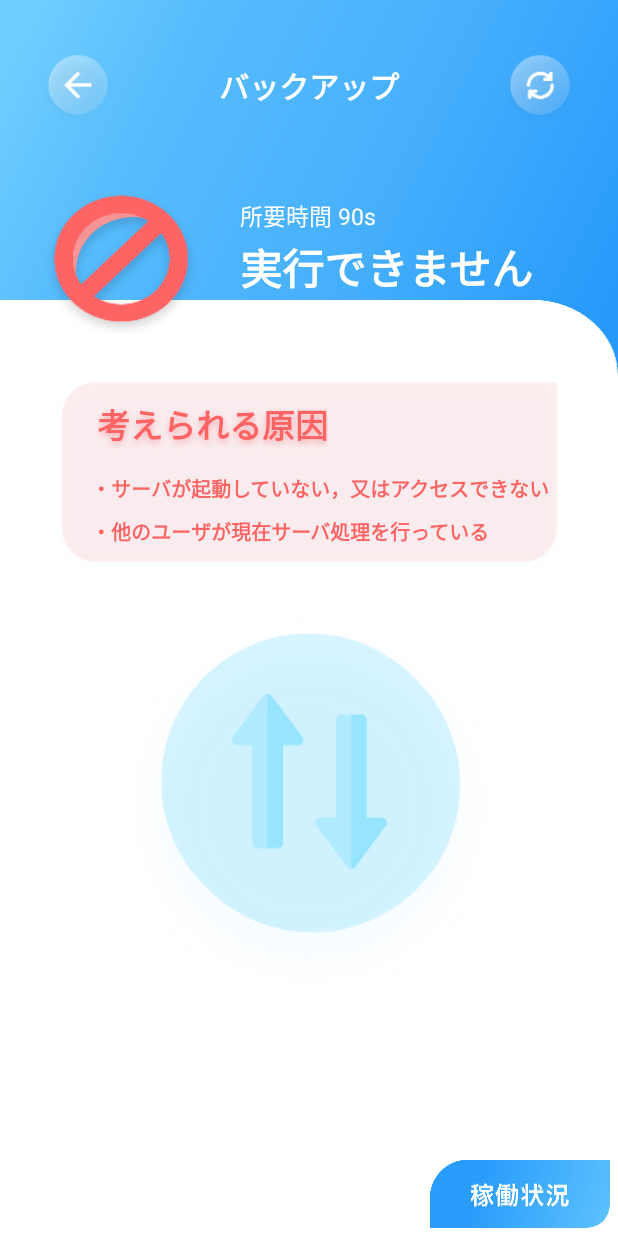
After one commit to smpny7/jokura_App, an Android app: the BackupActivity screen opened directly, with no data from a screen before it, on a phone screen of 412 x 824 dp. The commit adds this screen. Run offline under Robolectric (Android 15) with nearby library versions, the light colour scheme and no system bars.

Commit message:
完成版 2.0

```diff
--- a/app/build.gradle
+++ b/app/build.gradle
@@ -10,8 +10,8 @@ android {
         applicationId "net.jokura"
         minSdkVersion 19
         targetSdkVersion 29
-        versionCode 2
-        versionName "1.1"
+        versionCode 3
+        versionName "2.0"
 
         testInstrumentationRunner "androidx.test.runner.AndroidJUnitRunner"
     }
--- /dev/null
+++ b/app/src/main/java/net/jokura/BackupActivity.kt
@@ -0,0 +1,218 @@
+package net.jokura
+
+import android.content.Intent
+import android.graphics.Color
+import android.os.AsyncTask
+import android.os.Bundle
+import android.os.Handler
+import android.view.KeyEvent
+import android.view.View
+import android.widget.Toast
+import androidx.appcompat.app.AppCompatActivity
+import kotlinx.android.synthetic.main.activity_main.*
+import kotlinx.android.synthetic.main.activity_restart.*
+import kotlinx.android.synthetic.main.activity_restart.btm
+import kotlinx.android.synthetic.main.activity_restart.btn_restart
+import kotlinx.android.synthetic.main.activity_restart.hd_reload
+import kotlinx.android.synthetic.main.activity_top.*
+import org.json.JSONException
+import org.json.JSONObject
+import java.io.BufferedReader
+import java.io.IOException
+import java.io.InputStreamReader
+import java.net.HttpURLConnection
+import java.net.MalformedURLException
+import java.net.URL
+
+class BackupActivity : AppCompatActivity() {
+
+    override fun onBackPressed() {
+        finish()
+        overridePendingTransition(R.animator.slide_in_left, R.animator.slide_out_right)
+    }
+
+    override fun onCreate(savedInstanceState: Bundle?) {
+        super.onCreate(savedInstanceState)
+        setContentView(R.layout.activity_backup)
+
+        overridePendingTransition(R.animator.slide_in_right, R.animator.slide_out_left)
+
+        HitAPITask().execute("https://jokura.net/api/backup")
+
+        hd_back.setOnClickListener {
+            finish()
+            overridePendingTransition(R.animator.slide_in_left, R.animator.slide_out_right)
+        }
+
+        hd_reload.setOnClickListener {
+            //ボタンがクリックされたらAPIを叩く。
+            HitAPITask().execute("https://jokura.net/api/backup")
+        }
+
+        btn_restart.setOnClickListener {
+            fun View.notPressTwice() {
+                this.isEnabled = false
+                this.postDelayed({
+                    this.isEnabled = true
+                }, 2000L)
+            }
+
+            btn_restart.notPressTwice()
+            hd_back.notPressTwice()
+            hd_reload.notPressTwice()
+            btm.notPressTwice()
+
+            btn_restart.setImageResource(R.drawable.btn_backup_impossible)
+            HitAPITask().execute("https://jokura.net/api/backup?check=1")
+            Handler().postDelayed(Runnable {
+                if (hd_possible_text.text == "実行可能です") {
+                    HitAPITask().execute("https://jokura.net/api/backup/do.php?from=jokura.net")
+                    Toast.makeText(applicationContext, "サーバに処理を送信しました！", Toast.LENGTH_LONG).show()
+                    finish()
+                    overridePendingTransition(R.animator.slide_in_left, R.animator.slide_out_right)
+                } else {
+                    Toast.makeText(applicationContext, "Error: 処理を送信できませんでした", Toast.LENGTH_LONG).show()
+                    finish()
+                    overridePendingTransition(R.animator.slide_in_left, R.animator.slide_out_right)
+                }
+            }, 2000L)
+        }
+
+        btm.setOnClickListener {
+            val intent = Intent(this, MainActivity::class.java)
+            startActivity(intent)
+        }
+
+//        val handler = Handler()
+//        var r: Runnable? = null
+//
+//        r = Runnable {
+//            HitAPITask().execute("https://jokura.net/api")
+//            handler.postDelayed(r, 10000)
+//        }
+//        handler.post(r)
+    }
+
+    inner class HitAPITask: AsyncTask<String, String, String>(){
+
+        override fun doInBackground(vararg params: String?): String? {
+            //ここでAPIを叩きます。バックグラウンドで処理する内容です。
+            var connection: HttpURLConnection? = null
+            var reader: BufferedReader? = null
+            val buffer: StringBuffer
+
+            try {
+                //param[0]にはAPIのURI(String)を入れます(後ほど)。
+                //AsynkTask<...>の一つめがStringな理由はURIをStringで指定するからです。
+                val url = URL(params[0])
+                connection = url.openConnection() as HttpURLConnection
+                connection.connect()  //ここで指定したAPIを叩いてみてます。
+
+                //ここから叩いたAPIから帰ってきたデータを使えるよう処理していきます。
+
+                //とりあえず取得した文字をbufferに。
+                val stream = connection.inputStream
+                reader = BufferedReader(InputStreamReader(stream))
+                buffer = StringBuffer()
+                var line: String?
+                while (true) {
+                    line = reader.readLine()
+                    if (line == null) {
+                        break
+                    }
+                    buffer.append(line)
+                    //Log.d("CHECK", buffer.toString())
+                }
+
+                //ここからは、今回はJSONなので、いわゆるJsonをParseする作業（Jsonの中の一つ一つのデータを取るような感じ）をしていきます。
+
+                //先ほどbufferに入れた、取得した文字列
+                val jsonText = buffer.toString()
+
+                //JSONObjectを使って、まず全体のJSONObjectを取ります。
+                val parentJsonObj = JSONObject(jsonText)
+                //今回のJSONは配列になっているので（データは一つですが）、全体のJSONObjectから、getJSONArrayで配列"movies"を取ります。
+                val parentJsonArray = parentJsonObj.getJSONArray("backup")
+
+                //JSONArrayの中身を取ります。映画"Your Name"のデータは、配列"movies"の０番目のデータなので、
+                val detailJsonObj = parentJsonArray.getJSONObject(0)  //これもJSONObjectとして取得
+
+                //moviesの0番目のデータのtitle項目をStringで取ります。これで中身を取れました。
+//                val movieName: String = detailJsonObj.getString("state")  // => Your Name.
+                //公開年を取りたい時も同じようにすれば良いです。
+//                val year: Int = detailJsonObj.getInt("year")  // => 2016
+
+                val able: Int = detailJsonObj.getInt("able")
+                val check: Int = detailJsonObj.getInt("check")
+//                val address: String = "a"
+//                val memberOnline: Int = detailJsonObj.getInt("member_online")
+//                val memberTotal: Int = detailJsonObj.getInt("member_total")
+//                val version: String = detailJsonObj.getString("version")
+//                val rcon: Int = detailJsonObj.getInt("rcon")
+
+                //Stringでreturnしてあげましょう。
+                return "$able, $check"  // => Your Name. - 2016
+
+                //ここから下は、接続エラーとかJSONのエラーとかで失敗した時にエラーを処理する為のものです。
+            } catch (e: MalformedURLException) {
+                e.printStackTrace()
+            } catch (e: IOException) {
+                e.printStackTrace()
+            } catch (e: JSONException) {
+                e.printStackTrace()
+            }
+            //finallyで接続を切断してあげましょう。
+            finally {
+                connection?.disconnect()
+                try {
+                    reader?.close()
+                } catch (e: IOException) {
+                    e.printStackTrace()
+                }
+            }
+            //失敗した時はnullやエラーコードなどを返しましょう。
+            return null
+        }
+
+        //返ってきたデータをビューに反映させる処理はonPostExecuteに書きます。これはメインスレッドです。
+        override fun onPostExecute(result: String?) {
+            super.onPostExecute(result)
+            if(result == null) return
+
+            val restart = result.split(",").map { it.trim() }
+
+            when (restart[0].toIntOrNull()) {
+                1 -> {
+                    hd_possible_text.text = "実行可能です"
+                    note_ttl.text = "注意事項"
+                    note_text1.text = "・ボタン押下後，10秒後に再起動が行われます"
+                    note_text2.text = "・サーバに残っているメンバーは切断されます"
+                    note_ttl.setTextColor(Color.parseColor("#2699FB"));
+                    note_ttl.setShadowLayer(6.toFloat(), 0.toFloat(), 3.toFloat(), Color.parseColor("#8CC7F6"));
+                    note_text1.setTextColor(Color.parseColor("#4AB2FF"));
+                    note_text2.setTextColor(Color.parseColor("#4AB2FF"));
+                    hd_possible.setImageResource(R.drawable.hd_possible)
+                    note_background.setImageResource(R.drawable.note_background_possible)
+                    if (restart[1] == "1") {
+                        btn_restart.setImageResource(R.drawable.btn_backup_impossible)
+                    } else {
+                        btn_restart.setImageResource(R.drawable.btn_backup_possible)
+                    }
+                }
+                else -> {
+                    hd_possible_text.text = "実行できません"
+                    note_ttl.text = "考えられる原因"
+                    note_text1.text = "・サーバが起動していない，又はアクセスできない"
+                    note_text2.text = "・他のユーザが現在サーバ処理を行っている"
+                    note_ttl.setTextColor(Color.parseColor("#FF6465"));
+                    note_ttl.setShadowLayer(6.toFloat(), 0.toFloat(), 3.toFloat(), Color.parseColor("#F2ACAE"));
+                    note_text1.setTextColor(Color.parseColor("#FF6465"));
+                    note_text2.setTextColor(Color.parseColor("#FF6465"));
+                    hd_possible.setImageResource(R.drawable.hd_impossible)
+                    note_background.setImageResource(R.drawable.note_background_impossible)
+                    btn_restart.setImageResource(R.drawable.btn_backup_impossible)
+                }
+            }
+        }
+    }
+}
--- /dev/null
+++ b/app/src/main/res/layout/activity_backup.xml
@@ -0,0 +1,232 @@
+<?xml version="1.0" encoding="utf-8"?>
+<androidx.constraintlayout.widget.ConstraintLayout xmlns:android="http://schemas.android.com/apk/res/android"
+    xmlns:app="http://schemas.android.com/apk/res-auto"
+    xmlns:tools="http://schemas.android.com/tools"
+    android:layout_width="match_parent"
+    android:layout_height="match_parent"
+    android:background="#ffffff"
+    tools:context=".RestartActivity">
+
+    <ImageView
+        android:id="@+id/hd_background"
+        android:layout_width="match_parent"
+        android:layout_height="320dp"
+        android:layout_alignParentTop="true"
+        android:scaleType="fitXY"
+        android:src="@drawable/hd_background"
+        app:layout_constraintHorizontal_bias="0.0"
+        app:layout_constraintEnd_toEndOf="parent"
+        app:layout_constraintStart_toStartOf="parent"
+        app:layout_constraintTop_toTopOf="parent"
+        android:contentDescription="@string/altRestartHdBackground" />
+
+    <ImageView
+        android:id="@+id/hd_back"
+        android:layout_width="60dp"
+        android:layout_height="60dp"
+        android:layout_alignParentTop="true"
+        android:layout_marginStart="22dp"
+        android:layout_marginTop="30dp"
+        android:scaleType="centerCrop"
+        android:src="@drawable/hd_back"
+        app:layout_constraintHorizontal_bias="0.0"
+        app:layout_constraintStart_toStartOf="parent"
+        app:layout_constraintTop_toTopOf="parent"
+        android:contentDescription="@string/altRestartHdBack" />
+
+    <TextView
+        android:id="@+id/hd_title"
+        android:layout_width="match_parent"
+        android:layout_height="wrap_content"
+        android:layout_marginTop="42dp"
+        android:text="@string/defBackupHdTitle"
+        android:textAlignment="center"
+        android:textColor="@color/header"
+        android:textSize="20sp"
+        android:textStyle="bold"
+        app:layout_constraintEnd_toEndOf="parent"
+        app:layout_constraintStart_toStartOf="parent"
+        app:layout_constraintTop_toTopOf="parent" />
+
+    <ImageView
+        android:id="@+id/hd_reload"
+        android:layout_width="60dp"
+        android:layout_height="60dp"
+        android:layout_alignParentTop="true"
+        android:layout_marginEnd="22dp"
+        android:layout_marginTop="30dp"
+        android:scaleType="centerCrop"
+        android:src="@drawable/hd_reload"
+        app:layout_constraintHorizontal_bias="0.0"
+        app:layout_constraintEnd_toEndOf="parent"
+        app:layout_constraintTop_toTopOf="parent"
+        android:contentDescription="@string/altRestartHdReload" />
+
+    <ImageView
+        android:id="@+id/body_background"
+        android:layout_width="match_parent"
+        android:layout_height="wrap_content"
+        android:layout_marginTop="200dp"
+        android:layout_alignParentTop="true"
+        android:contentDescription="@string/altRestartBodyBackground"
+        android:scaleType="fitXY"
+        android:src="@drawable/body_background"
+        app:layout_constraintTop_toTopOf="parent"
+        app:layout_constraintEnd_toEndOf="parent"
+        app:layout_constraintHorizontal_bias="0.0"
+        app:layout_constraintStart_toStartOf="parent" />
+
+    <LinearLayout
+        android:id="@+id/horizontal1"
+        android:orientation="horizontal"
+        android:layout_width="wrap_content"
+        android:layout_height="wrap_content"
+        android:layout_marginBottom="455dp"
+        android:layout_marginEnd="40dp"
+        android:layout_alignParentTop="true"
+        app:layout_constraintEnd_toEndOf="parent"
+        app:layout_constraintStart_toStartOf="parent"
+        app:layout_constraintBottom_toBottomOf="@+id/body_background" >
+
+        <ImageView
+            android:id="@+id/hd_possible"
+            android:layout_width="127dp"
+            android:layout_height="120dp"
+            android:contentDescription="@string/altRestartHdPossible"
+            android:scaleType="fitXY"
+            android:src="@drawable/hd_impossible"
+            app:layout_constraintEnd_toEndOf="parent"
+            app:layout_constraintHorizontal_bias="0.0"
+            app:layout_constraintStart_toStartOf="parent" />
+
+        <RelativeLayout
+            android:id="@+id/relative1"
+            android:layout_width="wrap_content"
+            android:layout_height="wrap_content"
+            android:layout_marginStart="15dp"
+            android:layout_marginTop="19sp"
+            app:layout_constraintEnd_toEndOf="parent"
+            app:layout_constraintStart_toStartOf="parent"
+            app:layout_constraintTop_toBottomOf="@+id/header" >
+
+            <TextView
+                android:id="@+id/hd_time_text"
+                android:layout_width="wrap_content"
+                android:layout_height="wrap_content"
+                android:text="@string/defBackupHdTimeText"
+                android:textAlignment="center"
+                android:textColor="#ffffff"
+                android:textSize="15sp"
+                app:layout_constraintBottom_toBottomOf="parent"
+                app:layout_constraintStart_toStartOf="parent"
+                app:layout_constraintTop_toTopOf="parent" />
+
+            <TextView
+                android:id="@+id/hd_possible_text"
+                android:layout_width="wrap_content"
+                android:layout_height="wrap_content"
+                android:layout_below="@+id/hd_time_text"
+                android:layout_centerHorizontal="true"
+                android:layout_marginTop="2dp"
+                android:text="@string/defBackupHdPossibleText"
+                android:textAlignment="center"
+                android:textColor="#ffffff"
+                android:textSize="28sp"
+                android:textStyle="bold"
+                app:layout_constraintStart_toStartOf="parent"
+                app:layout_constraintTop_toBottomOf="@id/hd_time_text" />
+
+        </RelativeLayout>
+
+    </LinearLayout>
+
+    <RelativeLayout
+        android:id="@+id/relative2"
+        android:layout_width="wrap_content"
+        android:layout_height="wrap_content"
+        android:layout_marginTop="48dp"
+        app:layout_constraintEnd_toEndOf="parent"
+        app:layout_constraintStart_toStartOf="parent"
+        app:layout_constraintTop_toTopOf="@+id/body_background" >
+
+        <ImageView
+            android:id="@+id/note_background"
+            android:layout_width="350dp"
+            android:layout_height="140dp"
+            android:scaleType="fitXY"
+            android:src="@drawable/note_background_impossible"
+            android:contentDescription="@string/altRestartNoteBackground"/>
+
+        <TextView
+            android:id="@+id/note_ttl"
+            android:layout_width="wrap_content"
+            android:layout_height="wrap_content"
+            android:layout_marginTop="18dp"
+            android:layout_marginStart="33dp"
+            android:text="@string/defBackupNoteTtl"
+            android:textAlignment="center"
+            android:textColor="#FF6465"
+            android:textSize="22sp"
+            android:textStyle="bold"
+            android:shadowColor="#F2ACAE"
+            android:shadowDx="0"
+            android:shadowDy="3"
+            android:shadowRadius="6"
+            app:layout_constraintStart_toStartOf="@+id/note_background"
+            app:layout_constraintTop_toTopOf="@+id/note_background" />
+
+        <TextView
+            android:id="@+id/note_text1"
+            android:layout_width="wrap_content"
+            android:layout_height="wrap_content"
+            android:layout_below="@+id/note_ttl"
+            android:layout_marginTop="7.8dp"
+            android:layout_marginStart="29dp"
+            android:paddingTop="8dp"
+            android:text="@string/defBackupNoteText1"
+            android:textAlignment="textStart"
+            android:textColor="#FF6465"
+            android:textSize="13sp"
+            android:textStyle="bold"
+            app:layout_constraintTop_toTopOf="@+id/note_background" />
+
+        <TextView
+            android:id="@+id/note_text2"
+            android:layout_width="wrap_content"
+            android:layout_height="wrap_content"
+            android:layout_below="@+id/note_text1"
+            android:layout_marginTop="7.8dp"
+            android:layout_marginStart="29dp"
+            android:text="@string/defBackupNoteText2"
+            android:textAlignment="textStart"
+            android:textColor="#FF6465"
+            android:textSize="13sp"
+            android:textStyle="bold"
+            app:layout_constraintTop_toTopOf="@+id/note_background" />
+
+    </RelativeLayout>
+
+    <ImageView
+        android:id="@+id/btn_restart"
+        android:layout_width="300dp"
+        android:layout_height="300dp"
+        android:contentDescription="@string/altRestartBtnRestart"
+        android:scaleType="fitXY"
+        android:src="@drawable/btn_backup_impossible"
+        app:layout_constraintEnd_toEndOf="parent"
+        app:layout_constraintStart_toStartOf="parent"
+        app:layout_constraintTop_toBottomOf="@+id/relative2" />
+
+    <ImageView
+        android:id="@+id/btm"
+        android:layout_width="120dp"
+        android:layout_height="45dp"
+        android:layout_marginBottom="5dp"
+        android:layout_marginEnd="5dp"
+        android:scaleType="fitXY"
+        android:src="@drawable/btm"
+        android:contentDescription="@string/altRestartBtm"
+        app:layout_constraintEnd_toEndOf="parent"
+        app:layout_constraintBottom_toBottomOf="parent" />
+
+</androidx.constraintlayout.widget.ConstraintLayout>
--- a/app/src/main/res/values/strings.xml
+++ b/app/src/main/res/values/strings.xml
@@ -28,11 +28,17 @@
     <string name="altRestartBtm">BOTTOM</string>
 
     <string name="defRestartHdTitle">サーバ再起動</string>
-    <string name="defRestartHdTimeText">所要時間 40s</string>
+    <string name="defRestartHdTimeText">所要時間 80s</string>
     <string name="defRestartHdPossibleText">実行できません</string>
     <string name="defRestartNoteTtl">考えられる原因</string>
     <string name="defRestartNoteText1">・サーバが起動していない，又はアクセスできない</string>
     <string name="defRestartNoteText2">・他のユーザが現在サーバ処理を行っている</string>
 
+    <string name="defBackupHdTitle">バックアップ</string>
+    <string name="defBackupHdTimeText">所要時間 90s</string>
+    <string name="defBackupHdPossibleText">実行できません</string>
+    <string name="defBackupNoteTtl">考えられる原因</string>
+    <string name="defBackupNoteText1">・サーバが起動していない，又はアクセスできない</string>
+    <string name="defBackupNoteText2">・他のユーザが現在サーバ処理を行っている</string>
 
 </resources>
```
Also changed, not shown: app/src/main/AndroidManifest.xml (+9 -2 lines), app/src/main/java/net/jokura/MainActivity.kt (+11 -9 lines), app/src/main/java/net/jokura/RestartActivity.kt (+49 -10 lines), app/src/main/java/net/jokura/TopActivity.kt (+13 -8 lines), app/src/main/res/drawable-hdpi/btn_backup_impossible.png (added), app/src/main/res/drawable-hdpi/btn_backup_possible.png (added), app/src/main/res/drawable-ldpi/btn_backup_impossible.png (added), app/src/main/res/drawable-ldpi/btn_backup_possible.png (added), app/src/main/res/drawable-mdpi/btn_backup_impossible.png (added), app/src/main/res/drawable-mdpi/btn_backup_possible.png (added), app/src/main/res/drawable-xhdpi/btn_backup_impossible.png (added), app/src/main/res/drawable-xhdpi/btn_backup_possible.png (added), app/src/main/res/drawable-xxhdpi/btn_backup_impossible.png (added), app/src/main/res/drawable-xxhdpi/btn_backup_possible.png (added), 2 more files.
